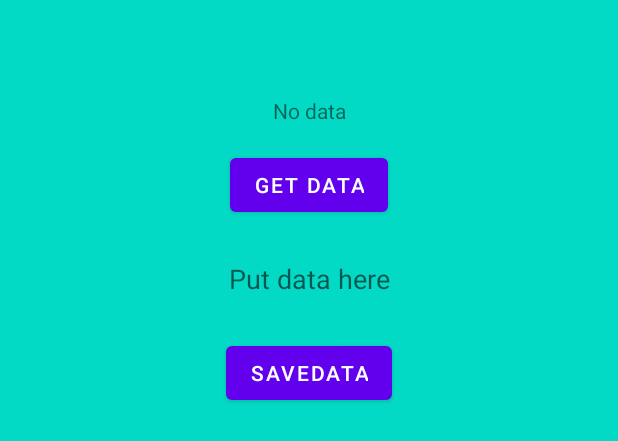
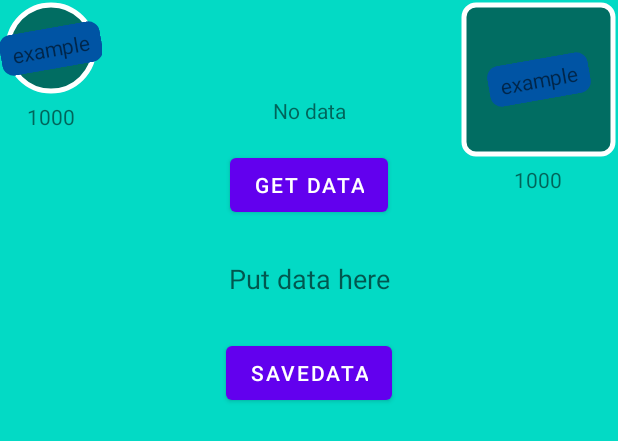
Before and after one commit to MaxShpud/CryptoApp, an Android app: the layout main_fragment.xml on its own in the app's theme, with its tools: preview values and no code run, on a phone screen of 412 x 824 dp. Shown: the top 441 px of the screen. Run offline under Robolectric (Android 15) with nearby library versions, the phone set to English and light mode, and no system bars.

Commit message:
[dialogs_custom_views]-added BaseDialogFragment and ShapeView

```diff
--- /dev/null
+++ b/app/src/main/java/com/example/myapplication/presentation/Utils.kt
@@ -0,0 +1,16 @@
+package com.example.myapplication.presentation
+
+import android.app.Activity
+import android.content.Context
+import android.content.Intent
+import android.util.TypedValue
+import kotlin.math.roundToInt
+
+fun Activity.showMainActivity() {
+	this.startActivity(Intent(this, MainActivity::class.java))
+}
+
+fun Context.dp2pxFloat(dp: Float): Float =
+	TypedValue.applyDimension(TypedValue.COMPLEX_UNIT_DIP, dp, resources.displayMetrics)
+
+fun Context.dp2px(dp: Float): Int = dp2pxFloat(dp).roundToInt()
--- a/app/src/main/java/com/example/myapplication/presentation/splash/SplashViewModel.kt
+++ b/app/src/main/java/com/example/myapplication/presentation/splash/SplashViewModel.kt
@@ -12,7 +12,7 @@ class SplashViewModel : ViewModel() {
 	val resultLiveData: LiveData<Any> = _resultLiveData
 
 	fun waitAndGoFurther() {
-		Observable.just(Any()).delay(7000, TimeUnit.MILLISECONDS).subscribe({
+		Observable.just(Any()).delay(1000, TimeUnit.MILLISECONDS).subscribe({
 			_resultLiveData.postValue(it)
 		}, {
 			print(it.message)
--- /dev/null
+++ b/app/src/main/java/com/example/myapplication/presentation/views/ShapeView.kt
@@ -0,0 +1,70 @@
+package com.example.myapplication.presentation.views
+
+import android.annotation.SuppressLint
+import android.content.Context
+import android.util.AttributeSet
+import android.view.LayoutInflater
+import androidx.constraintlayout.widget.ConstraintLayout
+import androidx.core.content.res.use
+import androidx.core.view.isVisible
+import com.example.domain.models.ShapeCategory
+import com.example.myapplication.R
+import com.example.myapplication.databinding.LayoutShapeViewBinding
+import com.example.myapplication.presentation.dp2px
+import com.google.android.material.shape.RelativeCornerSize
+
+@SuppressLint("CustomViewStyleable")
+class ShapeView @JvmOverloads constructor(
+	context: Context,
+	attrs: AttributeSet? = null,
+	defStyleAttr: Int = 0
+) : ConstraintLayout(context, attrs, defStyleAttr) {
+
+	private val binding = LayoutShapeViewBinding.inflate(LayoutInflater.from(context), this)
+
+	private val circleSize by lazy { context.dp2px(64f) }
+
+	private val squareSize by lazy { context.dp2px(106f) }
+
+	private val cornerRadius by lazy {
+		context.resources.getDimensionPixelSize(R.dimen.margin8dp).toFloat()
+	}
+
+	init {
+		with(binding) {
+			context.obtainStyledAttributes(attrs, R.styleable.ShapeView).use { typedArray ->
+				if (typedArray.getInt(R.styleable.ShapeView_shape, 0) == 0) {
+					imageView.shapeAppearanceModel =
+						imageView.shapeAppearanceModel.withCornerSize(RelativeCornerSize(0.5f))
+					imageView.layoutParams.apply {
+						width = circleSize
+						height = circleSize
+					}
+				} else {
+					imageView.layoutParams.apply {
+						width = squareSize
+						height = squareSize
+					}
+					imageView.shapeAppearanceModel =
+						imageView.shapeAppearanceModel.withCornerSize(cornerRadius)
+				}
+			}
+		}
+	}
+
+	fun setCategory(category: ShapeCategory) {
+		resetState()
+		with(binding) {
+			title.text = category.name
+			comingSoonIndicator.isVisible = category.isEmpty
+		}
+	}
+
+	private fun resetState() {
+		with(binding) {
+			comingSoonIndicator.isVisible = false
+			imageView.setImageDrawable(null)
+			title.text = null
+		}
+	}
+}
--- /dev/null
+++ b/app/src/main/res/drawable/ic_ellipse.xml
@@ -0,0 +1,6 @@
+<?xml version="1.0" encoding="utf-8"?>
+<shape xmlns:android="http://schemas.android.com/apk/res/android"
+	android:shape="rectangle">
+	<solid android:color="@color/white"/>
+	<corners android:radius="8dp" />
+</shape>
--- /dev/null
+++ b/app/src/main/res/layout/layout_shape_view.xml
@@ -0,0 +1,52 @@
+<?xml version="1.0" encoding="utf-8"?>
+<merge xmlns:android="http://schemas.android.com/apk/res/android"
+	xmlns:app="http://schemas.android.com/apk/res-auto"
+	xmlns:tools="http://schemas.android.com/tools"
+	android:layout_width="wrap_content"
+	android:layout_height="wrap_content"
+	tools:parentTag="androidx.constraintlayout.widget.ConstraintLayout">
+
+	<com.google.android.material.imageview.ShapeableImageView
+		android:id="@+id/imageView"
+		android:layout_width="64dp"
+		android:layout_height="64dp"
+		android:background="@color/colorBlack50Opacity"
+		android:padding="@dimen/margin3dp"
+		app:layout_constraintEnd_toEndOf="parent"
+		app:layout_constraintStart_toStartOf="parent"
+		app:layout_constraintTop_toTopOf="parent"
+		app:strokeColor="@color/white"
+		app:strokeWidth="3dp" />
+
+	<TextView
+		android:id="@+id/comingSoonIndicator"
+		android:layout_width="wrap_content"
+		android:layout_height="wrap_content"
+		android:background="@drawable/ic_ellipse"
+		android:backgroundTint="@color/blue"
+		android:paddingStart="@dimen/margin8dp"
+		android:paddingTop="@dimen/margin4dp"
+		android:paddingEnd="@dimen/margin8dp"
+		android:paddingBottom="@dimen/margin4dp"
+		android:rotation="-10"
+		android:text="example"
+		app:layout_constraintBottom_toBottomOf="@id/imageView"
+		app:layout_constraintEnd_toEndOf="@id/imageView"
+		app:layout_constraintStart_toStartOf="@id/imageView"
+		app:layout_constraintTop_toTopOf="@id/imageView" />
+
+	<TextView
+		android:id="@+id/title"
+		android:layout_width="0dp"
+		android:layout_height="wrap_content"
+		android:layout_marginTop="@dimen/margin4dp"
+		android:ellipsize="end"
+		android:gravity="center"
+		android:maxLines="1"
+		android:text="1000"
+		app:layout_constraintEnd_toEndOf="parent"
+		app:layout_constraintStart_toStartOf="parent"
+		app:layout_constraintTop_toBottomOf="@id/imageView"
+		tools:text="20 000" />
+
+</merge>
--- a/app/src/main/res/layout/main_fragment.xml
+++ b/app/src/main/res/layout/main_fragment.xml
@@ -1,11 +1,10 @@
 <?xml version="1.0" encoding="utf-8"?>
-<androidx.constraintlayout.widget.ConstraintLayout
-    xmlns:android="http://schemas.android.com/apk/res/android"
+<androidx.constraintlayout.widget.ConstraintLayout xmlns:android="http://schemas.android.com/apk/res/android"
 	xmlns:app="http://schemas.android.com/apk/res-auto"
 	xmlns:tools="http://schemas.android.com/tools"
 	android:layout_width="match_parent"
+	android:layout_height="match_parent"
 	android:background="@color/teal_200"
-    android:layout_height="match_parent"
 	tools:context=".presentation.MainActivity">
 
 	<com.google.android.material.textview.MaterialTextView
@@ -48,5 +47,18 @@
 		app:layout_constraintStart_toStartOf="parent"
 		app:layout_constraintTop_toBottomOf="@id/data_edittext" />
 
+	<com.example.myapplication.presentation.views.ShapeView
+		android:layout_width="wrap_content"
+		android:layout_height="wrap_content"
+		app:layout_constraintStart_toStartOf="parent"
+		app:layout_constraintTop_toTopOf="parent"
+		app:shape="circle" />
+
+	<com.example.myapplication.presentation.views.ShapeView
+		android:layout_width="wrap_content"
+		android:layout_height="wrap_content"
+		app:layout_constraintEnd_toEndOf="parent"
+		app:layout_constraintTop_toTopOf="parent"
+		app:shape="square" />
 
 </androidx.constraintlayout.widget.ConstraintLayout>
--- a/app/src/main/res/values/colors.xml
+++ b/app/src/main/res/values/colors.xml
@@ -7,4 +7,7 @@
 	<color name="teal_700">#FF018786</color>
 	<color name="black">#FF000000</color>
 	<color name="white">#FFFFFFFF</color>
+	<color name="blue">#0054A4</color>
+	<color name="yellow">#FFD643</color>
+	<color name="colorBlack50Opacity">#80000000</color>
 </resources>
--- /dev/null
+++ b/app/src/main/res/values/dimens.xml
@@ -0,0 +1,12 @@
+<?xml version="1.0" encoding="utf-8"?>
+<resources>
+	<dimen name="marginMinus10dp">-10dp</dimen>
+	<dimen name="margin1dp">1dp</dimen>
+	<dimen name="margin2dp">2dp</dimen>
+	<dimen name="margin3dp">3dp</dimen>
+	<dimen name="margin4dp">4dp</dimen>
+	<dimen name="margin5dp">5dp</dimen>
+	<dimen name="margin6dp">6dp</dimen>
+	<dimen name="margin7dp">7dp</dimen>
+	<dimen name="margin8dp">8dp</dimen>
+</resources>
```
Also changed, not shown: app/src/main/java/com/example/myapplication/presentation/NavigationUtils.kt (deleted, +0 -8 lines), app/src/main/java/com/example/myapplication/presentation/base/BaseDialogFragment.kt (added, +114 -0 lines), app/src/main/res/values/attrs.xml (added, +11 -0 lines), domain/src/main/java/com/example/domain/models/ShapeCategory.kt (added, +7 -0 lines). Lines whose indentation alone changed are shown as unchanged.
